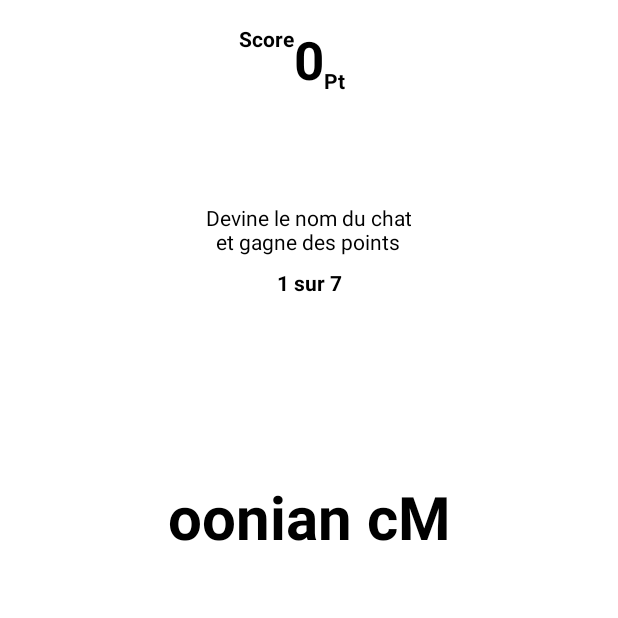
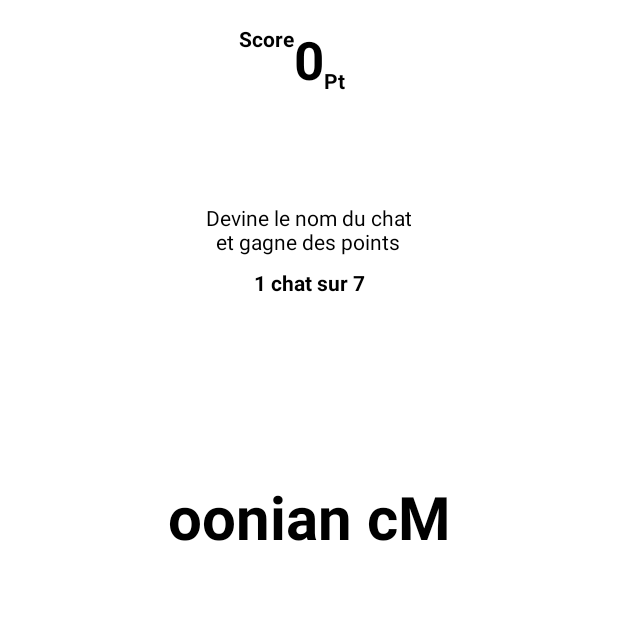
Before and after one commit to LoanCB/Projet_android, an Android app: the GameFragment screen opened through its navigation route, on a phone screen of 412 x 824 dp, the top half of it. Run offline under Robolectric (Android 15) with nearby library versions, the phone set to English and light mode, and no system bars.

Commit message:
WIP page de jeu + reformate code

```diff
--- a/app/src/main/java/com/formation/sciencesufinalapp/ui/game/GameFragment.kt
+++ b/app/src/main/java/com/formation/sciencesufinalapp/ui/game/GameFragment.kt
@@ -1,6 +1,7 @@
 package com.formation.sciencesufinalapp.ui.game
 
 import GameViewModel
+import android.annotation.SuppressLint
 import android.os.Bundle
 import android.util.Log
 import androidx.fragment.app.Fragment
@@ -8,7 +9,7 @@ import android.view.LayoutInflater
 import android.view.View
 import android.view.ViewGroup
 import androidx.fragment.app.activityViewModels
-import androidx.fragment.app.viewModels
+import androidx.navigation.findNavController
 import com.formation.sciencesufinalapp.databinding.FragmentGameBinding
 import com.formation.sciencesufinalapp.ui.signup.SignUpViewModel
 import com.google.android.material.dialog.MaterialAlertDialogBuilder
@@ -16,50 +17,35 @@ import com.google.android.material.dialog.MaterialAlertDialogBuilder
 class GameFragment : Fragment() {
     private val viewModel: GameViewModel by activityViewModels()
     private val authViewModel: SignUpViewModel by activityViewModels()
-
-    // Binding object instance with access to the views in the game_fragment.xml layout
     private lateinit var binding: FragmentGameBinding
-
-
 
     override fun onCreateView(
         inflater: LayoutInflater, container: ViewGroup?,
         savedInstanceState: Bundle?
-    ): View? {
+    ): View {
         // Inflate the layout for this fragment
         // Inflate the layout XML file and return a binding object instance
         binding = FragmentGameBinding.inflate(inflater, container, false)
+        return binding.root
+    }
 
-        return binding.root
+    private fun resetUi() {
+        binding.score.text = "0"
+        binding.numberQuestions.text = "1 chat sur ${viewModel.allWordsList.size}"
     }
 
     override fun onViewCreated(view: View, savedInstanceState: Bundle?) {
         super.onViewCreated(view, savedInstanceState)
 
-        // Setup a click listener for the Submit and Skip buttons.
+        // Setup a click listener for the Submit and Skip buttons and update UI
         binding.submit.setOnClickListener { onSubmitWord() }
         binding.skip.setOnClickListener { onSkipWord() }
-        // Update the UI
-        binding.score.text = "0"
-        binding.numberQuestions.text = "1 sur ${viewModel.allWordsList.size}"
-        // Observe the currentScrambledWord LiveData.
-// Observe the scrambledCharArray LiveData, passing in the LifecycleOwner and the observer.
+        resetUi()
 
-
-
-
-
-        viewModel.currentScrambledWord.observe(viewLifecycleOwner,
-            // observer les changements de la variables currentScrambledWord dans le viewModel
-            { newWord ->  binding.scrambledWord.text = newWord;
-                //mettre à jour la view scrambledWord  dans l'ecran
-                binding.guessEdit.setText("")
-                // mettre à jour le textEdit dans l'écran
-            })
-
-
-
-
+        viewModel.currentScrambledWord.observe(viewLifecycleOwner) { newWord ->
+            binding.scrambledWord.text = newWord;
+            binding.guessEdit.setText("")
+        }
     }
 
     /*
@@ -67,41 +53,33 @@ class GameFragment : Fragment() {
    * Displays the next scrambled word.
    * After the last word, the user is shown a Dialog with the final score.
    */
+    @SuppressLint("SetTextI18n")
     private fun onSubmitWord() {
         val playerWord = binding.guessEdit.text.toString()
 
         if (viewModel.isUserWordCorrect(playerWord)) {
             //setErrorTextField(false)
-                binding.score.text = viewModel.score.toString()
-                binding.numberQuestions.text = "${(viewModel.currentWordCount + 1).toString()} sur ${viewModel.allWordsList.size}"
-            if (!viewModel.nextWord()) {
-                showFinalScoreDialog()
-                saveScore()
-            }
+            binding.score.text = viewModel.score.toString()
         } else {
             //setErrorTextField(true)
         }
+        binding.numberQuestions.text = "${(viewModel.currentWordCount + 1).toString()} chats sur ${viewModel.allWordsList.size}"
+        if (!viewModel.nextWord()) {
+            showFinalScoreDialog()
+            saveScore()
+        }
     }
 
-    /*
-    * Skips the current word without changing the score.
-    */
+    // Skips the current word without changing the score.
+    @SuppressLint("SetTextI18n")
     private fun onSkipWord() {
+        binding.numberQuestions.text = "${(viewModel.currentWordCount + 1).toString()} chats sur ${viewModel.allWordsList.size}"
         if (viewModel.nextWord()) {
             //setErrorTextField(false)
         } else {
             showFinalScoreDialog()
         }
     }
-
-    /*
-     * Gets a random word for the list of words and shuffles the letters in it.
-     */
-
-
-    /*
-    * Creates and shows an AlertDialog with the final score.
-    */
 
     private fun saveScore(){
         val savedGame = mapOf<String,String>("player" to authViewModel.currentPlayer.value!!, "score" to viewModel.score.toString())
@@ -114,7 +92,7 @@ class GameFragment : Fragment() {
             .setMessage("votre score est ${viewModel.score.toString()}")
             .setCancelable(true)
             .setNegativeButton("Quitter") { _, _ ->
-                //exitGame()
+                exitGame()
             }
             .setPositiveButton("Rejouer") { _, _ ->
                 restartGame()
@@ -122,22 +100,21 @@ class GameFragment : Fragment() {
             .show()
     }
 
-
-
     /*
      * Re-initializes the data in the ViewModel and updates the views with the new data, to
      * restart the game.
      */
     private fun restartGame() {
+        resetUi()
         viewModel.reinitializeData()
        // setErrorTextField(false)
     }
 
-    /*
-     * Exits the game.
-     */
+     // Exits the game
     private fun exitGame() {
-        activity?.finish()
+        val action = GameFragmentDirections.actionGameFragmentToHomeFragment()
+        view?.findNavController()?.navigate(action)
+//        activity?.finish()
     }
 
     override fun onDetach() {
--- a/app/src/main/res/layout/fragment_game.xml
+++ b/app/src/main/res/layout/fragment_game.xml
@@ -122,7 +122,6 @@
         android:layout_width="wrap_content"
         android:layout_height="wrap_content"
         android:layout_marginTop="8dp"
-        android:text="10 chats sur 12"
         android:textColor="@color/black"
         android:textStyle="bold"
         app:layout_constraintEnd_toEndOf="parent"
--- a/app/src/main/res/navigation/nav_graph.xml
+++ b/app/src/main/res/navigation/nav_graph.xml
@@ -51,5 +51,9 @@
         android:id="@+id/gameFragment"
         android:name="com.formation.sciencesufinalapp.ui.game.GameFragment"
         android:label="fragment_game"
-        tools:layout="@layout/fragment_game" />
+        tools:layout="@layout/fragment_game" >
+        <action
+            android:id="@+id/action_gameFragment_to_homeFragment"
+            app:destination="@id/homeFragment" />
+    </fragment>
 </navigation>
```
Also changed, not shown: app/src/main/java/com/formation/sciencesufinalapp/ui/home/HomeFragment.kt (+9 -33 lines).
